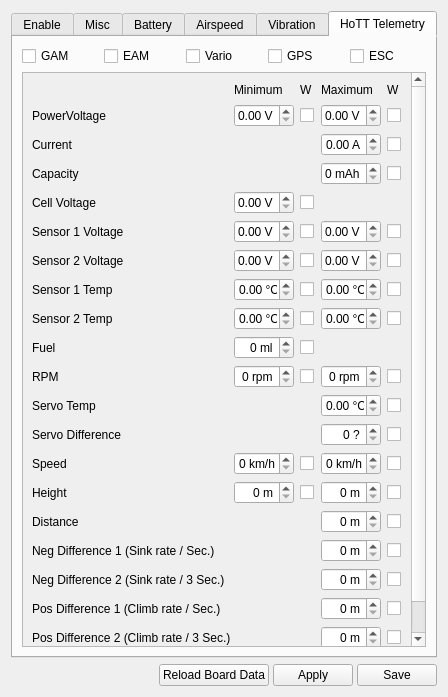
Qt form ground/gcs/src/plugins/config/modules.ui (TauLabs/TauLabs) before a commit.
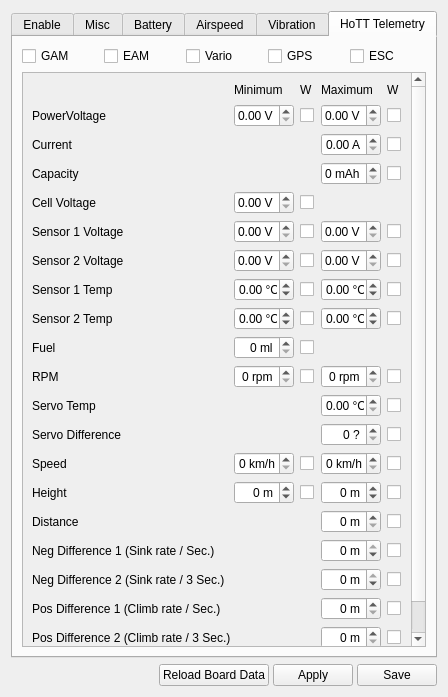
The same form after that commit. Icons and pictures are not drawn.

Commit message: GCS Correct min. & max. values

Patch:
```diff
--- a/ground/gcs/src/plugins/config/modules.ui
+++ b/ground/gcs/src/plugins/config/modules.ui
@@ -818,7 +818,7 @@
           <property name="geometry">
            <rect>
             <x>0</x>
-            <y>-17</y>
+            <y>0</y>
             <width>387</width>
             <height>598</height>
            </rect>
@@ -1202,8 +1202,11 @@
                <property name="decimals">
                 <number>0</number>
                </property>
+               <property name="minimum">
+                <double>-500.000000000000000</double>
+               </property>
                <property name="maximum">
-                <double>60.000000000000000</double>
+                <double>3000.000000000000000</double>
                </property>
                <property name="singleStep">
                 <double>0.100000000000000</double>
@@ -1240,8 +1243,11 @@
                <property name="decimals">
                 <number>0</number>
                </property>
+               <property name="minimum">
+                <double>-500.000000000000000</double>
+               </property>
                <property name="maximum">
-                <double>60.000000000000000</double>
+                <double>3000.000000000000000</double>
                </property>
                <property name="singleStep">
                 <double>0.100000000000000</double>
@@ -1305,8 +1311,11 @@
                <property name="decimals">
                 <number>2</number>
                </property>
+               <property name="minimum">
+                <double>-20.000000000000000</double>
+               </property>
                <property name="maximum">
-                <double>60.000000000000000</double>
+                <double>200.000000000000000</double>
                </property>
                <property name="singleStep">
                 <double>0.100000000000000</double>
@@ -1343,8 +1352,11 @@
                <property name="decimals">
                 <number>2</number>
                </property>
+               <property name="minimum">
+                <double>-20.000000000000000</double>
+               </property>
                <property name="maximum">
-                <double>60.000000000000000</double>
+                <double>200.000000000000000</double>
                </property>
                <property name="singleStep">
                 <double>0.100000000000000</double>
@@ -1641,8 +1653,11 @@
                <property name="decimals">
                 <number>0</number>
                </property>
+               <property name="minimum">
+                <double>-50.000000000000000</double>
+               </property>
                <property name="maximum">
-                <double>60.000000000000000</double>
+                <double>0.000000000000000</double>
                </property>
                <property name="singleStep">
                 <double>0.100000000000000</double>
@@ -1706,8 +1721,11 @@
                <property name="decimals">
                 <number>0</number>
                </property>
+               <property name="minimum">
+                <double>-50.000000000000000</double>
+               </property>
                <property name="maximum">
-                <double>60.000000000000000</double>
+                <double>0.000000000000000</double>
                </property>
                <property name="singleStep">
                 <double>0.100000000000000</double>
@@ -2176,8 +2194,11 @@
                <property name="decimals">
                 <number>2</number>
                </property>
+               <property name="minimum">
+                <double>-20.000000000000000</double>
+               </property>
                <property name="maximum">
-                <double>60.000000000000000</double>
+                <double>200.000000000000000</double>
                </property>
                <property name="singleStep">
                 <double>0.100000000000000</double>
@@ -2214,8 +2235,11 @@
                <property name="decimals">
                 <number>2</number>
                </property>
+               <property name="minimum">
+                <double>-20.000000000000000</double>
+               </property>
                <property name="maximum">
-                <double>60.000000000000000</double>
+                <double>200.000000000000000</double>
                </property>
                <property name="singleStep">
                 <double>0.100000000000000</double>
```
Left out of the diff: 50 changed lines with no effect on the pictures.
